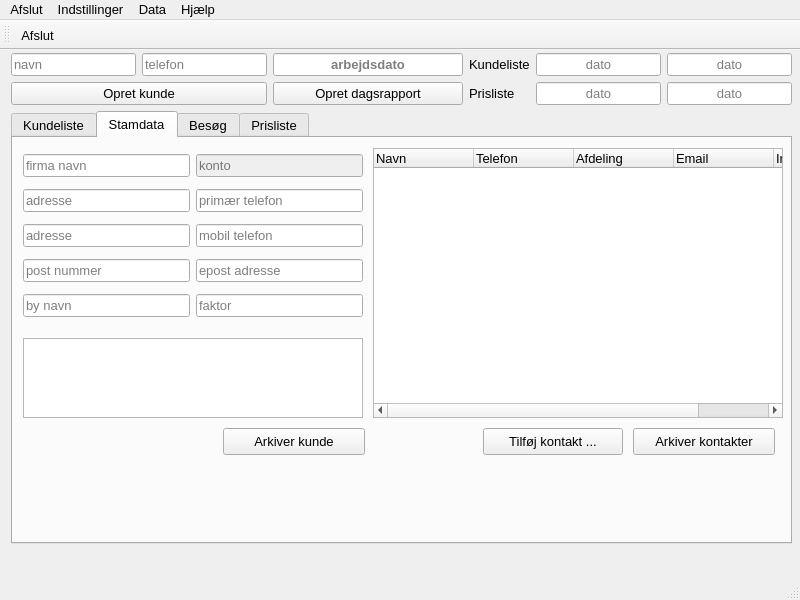
First picture: the form in buildtools/ui/main_window.ui, repository fhdk/eordre2, before the edit.
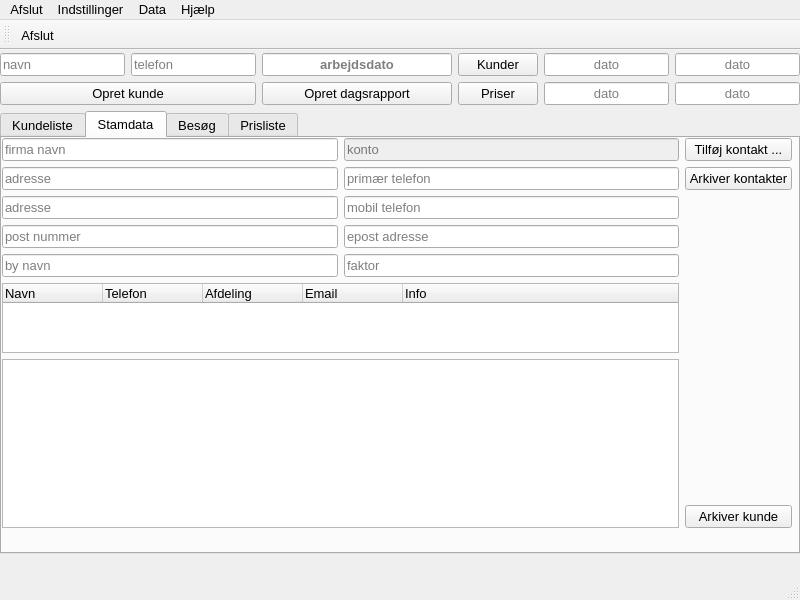
Second picture: the form after the edit. The open tabs and pages were chosen to show the change. Icons and pictures are not drawn.

Commit message: refactor main window

Diff of the .ui file:
```diff
--- a/buildtools/ui/main_window.ui
+++ b/buildtools/ui/main_window.ui
@@ -55,10 +55,10 @@
    <widget class="QWidget" name="verticalLayoutWidget">
     <property name="geometry">
      <rect>
-      <x>11</x>
+      <x>0</x>
       <y>3</y>
-      <width>781</width>
-      <height>491</height>
+      <width>800</width>
+      <height>501</height>
      </rect>
     </property>
     <property name="font">
@@ -220,36 +220,6 @@
            </property>
           </widget>
          </item>
-         <item row="0" column="0">
-          <widget class="QLabel" name="lblCustomer">
-           <property name="font">
-            <font>
-             <pointsize>10</pointsize>
-            </font>
-           </property>
-           <property name="text">
-            <string>Kundeliste</string>
-           </property>
-           <property name="alignment">
-            <set>Qt::AlignLeading|Qt::AlignLeft|Qt::AlignVCenter</set>
-           </property>
-          </widget>
-         </item>
-         <item row="1" column="0">
-          <widget class="QLabel" name="lblCatalog">
-           <property name="font">
-            <font>
-             <pointsize>10</pointsize>
-            </font>
-           </property>
-           <property name="text">
-            <string>Prisliste</string>
-           </property>
-           <property name="alignment">
-            <set>Qt::AlignLeading|Qt::AlignLeft|Qt::AlignVCenter</set>
-           </property>
-          </widget>
-         </item>
          <item row="0" column="1">
           <widget class="QLineEdit" name="txtCustLocal">
            <property name="enabled">
@@ -331,6 +301,20 @@
            </property>
           </widget>
          </item>
+         <item row="0" column="0">
+          <widget class="QPushButton" name="pushButton">
+           <property name="text">
+            <string>Kunder</string>
+           </property>
+          </widget>
+         </item>
+         <item row="1" column="0">
+          <widget class="QPushButton" name="pushButton_2">
+           <property name="text">
+            <string>Priser</string>
+           </property>
+          </widget>
+         </item>
         </layout>
        </item>
       </layout>
@@ -414,20 +398,21 @@
             <widget class="QWidget" name="layoutWidget">
              <property name="geometry">
               <rect>
-               <x>10</x>
-               <y>10</y>
-               <width>340</width>
-               <height>180</height>
+               <x>0</x>
+               <y>0</y>
+               <width>790</width>
+               <height>390</height>
               </rect>
              </property>
-             <property name="font">
-              <font>
-               <pointsize>10</pointsize>
-              </font>
-             </property>
-             <layout class="QGridLayout" name="widgetMasterDetails">
-              <item row="2" column="1">
-               <widget class="QLineEdit" name="txtPhone2">
+             <layout class="QHBoxLayout" name="horizontalLayout_2">
+              <item>
+               <layout class="QGridLayout" name="gridLayout">
+                <item row="0" column="1">
+                 <layout class="QVBoxLayout" name="verticalLayout_3">
+                  <item>
+                   <layout class="QGridLayout" name="widgetMasterDetails" rowstretch="0,0,0,0,0,0">
+                    <item row="2" column="0">
+                     <widget class="QLineEdit" name="txtAddress2">
                 <property name="font">
                  <font>
                   <pointsize>10</pointsize>
@@ -442,7 +427,7 @@
                                                                     </string>
                 </property>
                 <property name="placeholderText">
-                 <string>mobil telefon</string>
+                       <string>adresse</string>
                 </property>
                </widget>
               </item>
@@ -465,6 +450,25 @@
                 </property>
                </widget>
               </item>
+                    <item row="3" column="1">
+                     <widget class="QLineEdit" name="txtEmail">
+                      <property name="font">
+                       <font>
+                        <pointsize>10</pointsize>
+                       </font>
+                      </property>
+                      <property name="toolTip">
+                       <string>Epost adresse</string>
+                      </property>
+                      <property name="statusTip">
+                       <string>Dette felt er epost adresse for kunde
+                                                                    </string>
+                      </property>
+                      <property name="placeholderText">
+                       <string>epost adresse</string>
+                      </property>
+                     </widget>
+                    </item>
               <item row="4" column="1">
                <widget class="QLineEdit" name="txtFactor">
                 <property name="font">
@@ -485,6 +489,62 @@
                 </property>
                </widget>
               </item>
+                    <item row="1" column="0">
+                     <widget class="QLineEdit" name="txtAddress1">
+                      <property name="font">
+                       <font>
+                        <pointsize>10</pointsize>
+                       </font>
+                      </property>
+                      <property name="toolTip">
+                       <string>Kundens adresse</string>
+                      </property>
+                      <property name="statusTip">
+                       <string>Dette felt er kunde adresse</string>
+                      </property>
+                      <property name="placeholderText">
+                       <string>adresse</string>
+                      </property>
+                     </widget>
+                    </item>
+                    <item row="2" column="1">
+                     <widget class="QLineEdit" name="txtPhone2">
+                      <property name="font">
+                       <font>
+                        <pointsize>10</pointsize>
+                       </font>
+                      </property>
+                      <property name="toolTip">
+                       <string>Anden telefon</string>
+                      </property>
+                      <property name="statusTip">
+                       <string>Dette felt er mobil eller anden telefon til
+                                                                        kunde
+                                                                    </string>
+                      </property>
+                      <property name="placeholderText">
+                       <string>mobil telefon</string>
+                      </property>
+                     </widget>
+                    </item>
+                    <item row="0" column="0">
+                     <widget class="QLineEdit" name="txtCompany">
+                      <property name="font">
+                       <font>
+                        <pointsize>10</pointsize>
+                       </font>
+                      </property>
+                      <property name="toolTip">
+                       <string>Firmanavn</string>
+                      </property>
+                      <property name="statusTip">
+                       <string>Dette felt er kunde navn</string>
+                      </property>
+                      <property name="placeholderText">
+                       <string>firma navn</string>
+                      </property>
+                     </widget>
+                    </item>
               <item row="0" column="1">
                <widget class="QLineEdit" name="txtAccount">
                 <property name="enabled">
@@ -511,78 +571,6 @@
                 </property>
                </widget>
               </item>
-              <item row="0" column="0">
-               <widget class="QLineEdit" name="txtCompany">
-                <property name="font">
-                 <font>
-                  <pointsize>10</pointsize>
-                 </font>
-                </property>
-                <property name="toolTip">
-                 <string>Firmanavn</string>
-                </property>
-                <property name="statusTip">
-                 <string>Dette felt er kunde navn</string>
-                </property>
-                <property name="placeholderText">
-                 <string>firma navn</string>
-                </property>
-               </widget>
-              </item>
-              <item row="1" column="0">
-               <widget class="QLineEdit" name="txtAddress1">
-                <property name="font">
-                 <font>
-                  <pointsize>10</pointsize>
-                 </font>
-                </property>
-                <property name="toolTip">
-                 <string>Kundens adresse</string>
-                </property>
-                <property name="statusTip">
-                 <string>Dette felt er kunde adresse</string>
-                </property>
-                <property name="placeholderText">
-                 <string>adresse</string>
-                </property>
-               </widget>
-              </item>
-              <item row="2" column="0">
-               <widget class="QLineEdit" name="txtAddress2">
-                <property name="font">
-                 <font>
-                  <pointsize>10</pointsize>
-                 </font>
-                </property>
-                <property name="toolTip">
-                 <string>Udvidet adresse</string>
-                </property>
-                <property name="statusTip">
-                 <string>Dette felt er udvidet adresse</string>
-                </property>
-                <property name="placeholderText">
-                 <string>adresse</string>
-                </property>
-               </widget>
-              </item>
-              <item row="3" column="0">
-               <widget class="QLineEdit" name="txtZipCode">
-                <property name="font">
-                 <font>
-                  <pointsize>10</pointsize>
-                 </font>
-                </property>
-                <property name="toolTip">
-                 <string>Postnummer</string>
-                </property>
-                <property name="statusTip">
-                 <string>Dette felt er postnummer for kunde</string>
-                </property>
-                <property name="placeholderText">
-                 <string>post nummer</string>
-                </property>
-               </widget>
-              </item>
               <item row="4" column="0">
                <widget class="QLineEdit" name="txtCityName">
                 <property name="font">
@@ -601,8 +589,8 @@
                 </property>
                </widget>
               </item>
-              <item row="3" column="1">
-               <widget class="QLineEdit" name="txtEmail">
+                    <item row="3" column="0">
+                     <widget class="QLineEdit" name="txtZipCode">
                 <property name="font">
                  <font>
                   <pointsize>10</pointsize>
@@ -616,56 +604,28 @@
                                                                     </string>
                 </property>
                 <property name="placeholderText">
-                 <string>epost adresse</string>
+                       <string>post nummer</string>
                 </property>
                </widget>
               </item>
              </layout>
-            </widget>
-            <widget class="QTextEdit" name="txtCustomerInfoText">
-             <property name="geometry">
-              <rect>
-               <x>10</x>
-               <y>200</y>
-               <width>340</width>
-               <height>80</height>
-              </rect>
-             </property>
-            </widget>
-            <widget class="QPushButton" name="btnArchiveContacts">
-             <property name="geometry">
-              <rect>
-               <x>620</x>
-               <y>290</y>
-               <width>142</width>
-               <height>27</height>
-              </rect>
-             </property>
-             <property name="text">
-              <string>Arkiver kontakter</string>
-             </property>
-            </widget>
-            <widget class="QPushButton" name="btnAddContact">
-             <property name="geometry">
-              <rect>
-               <x>470</x>
-               <y>290</y>
-               <width>140</width>
-               <height>27</height>
-              </rect>
-             </property>
-             <property name="text">
-              <string>Tilføj kontakt ...</string>
-             </property>
-            </widget>
+                  </item>
+                 </layout>
+                </item>
+                <item row="2" column="1">
+                 <layout class="QVBoxLayout" name="verticalLayout_5">
+                  <item>
+                   <widget class="QTextEdit" name="txtCustomerInfoText"/>
+                  </item>
+                 </layout>
+                </item>
+                <item row="1" column="1">
             <widget class="QTreeWidget" name="widgetContactList">
-             <property name="geometry">
-              <rect>
-               <x>360</x>
-               <y>10</y>
-               <width>410</width>
-               <height>270</height>
-              </rect>
+                  <property name="sizePolicy">
+                   <sizepolicy hsizetype="Expanding" vsizetype="Expanding">
+                    <horstretch>0</horstretch>
+                    <verstretch>0</verstretch>
+                   </sizepolicy>
              </property>
              <property name="sizeAdjustPolicy">
               <enum>QAbstractScrollArea::AdjustToContents</enum>
@@ -708,15 +668,53 @@
               </property>
              </column>
             </widget>
+                </item>
+               </layout>
+              </item>
+              <item>
+               <layout class="QHBoxLayout" name="horizontalLayout_4"/>
+              </item>
+              <item>
+               <layout class="QVBoxLayout" name="verticalLayout_4">
+                <item>
+                 <widget class="QPushButton" name="btnAddContact">
+                  <property name="font">
+                   <font>
+                    <pointsize>10</pointsize>
+                   </font>
+                  </property>
+                  <property name="text">
+                   <string>Tilføj kontakt ...</string>
+                  </property>
+                 </widget>
+                </item>
+                <item>
+                 <widget class="QPushButton" name="btnArchiveContacts">
+                  <property name="font">
+                   <font>
+                    <pointsize>10</pointsize>
+                   </font>
+                  </property>
+                  <property name="text">
+                   <string>Arkiver kontakter</string>
+                  </property>
+                 </widget>
+                </item>
+                <item>
+                 <spacer name="verticalSpacer">
+                  <property name="orientation">
+                   <enum>Qt::Vertical</enum>
+                  </property>
+                  <property name="sizeHint" stdset="0">
+                   <size>
+                    <width>20</width>
+                    <height>40</height>
+                   </size>
+                  </property>
+                 </spacer>
+                </item>
+                <item>
             <widget class="QPushButton" name="btnArchiveMasterdata">
-             <property name="geometry">
-              <rect>
-               <x>210</x>
-               <y>290</y>
-               <width>142</width>
-               <height>27</height>
-              </rect>
-             </property>
              <property name="font">
               <font>
                <pointsize>10</pointsize>
@@ -734,8 +732,13 @@
               <string>Arkiver kunde</string>
              </property>
             </widget>
-           </widget>
-           <widget class="QWidget" name="widgetCustomerInfoPage3" native="true">
+                </item>
+               </layout>
+              </item>
+             </layout>
+            </widget>
+           </widget>
+           <widget class="QWidget" name="widgetCustomerInfoPage3">
             <attribute name="title">
              <string>Besøg</string>
             </attribute>
```
Left out of the diff: 167 changed lines with no effect on the pictures. Lines whose indentation alone changed are shown as unchanged.
